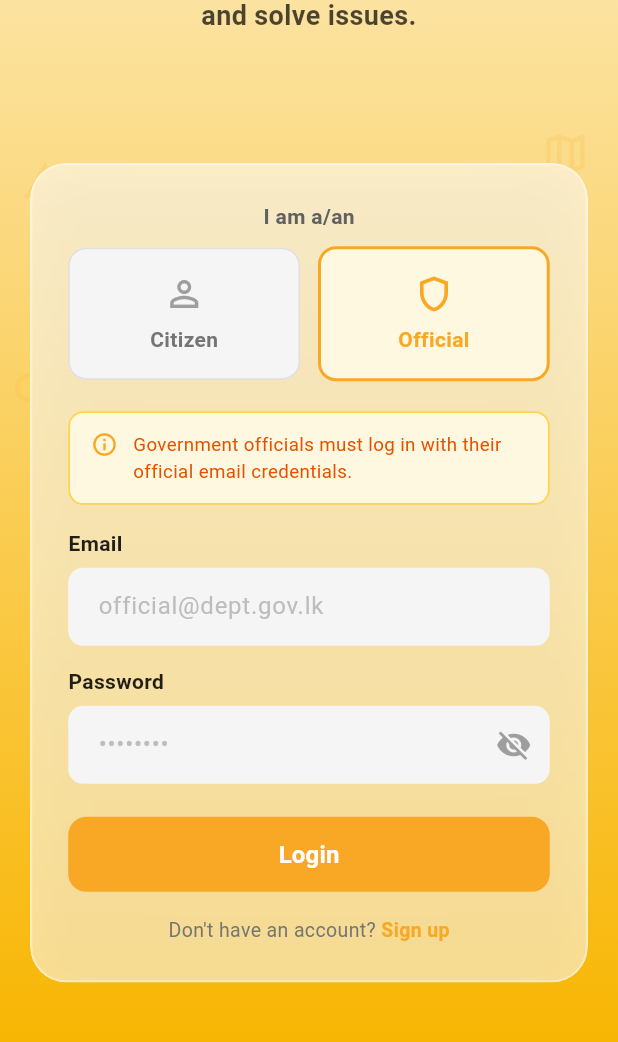
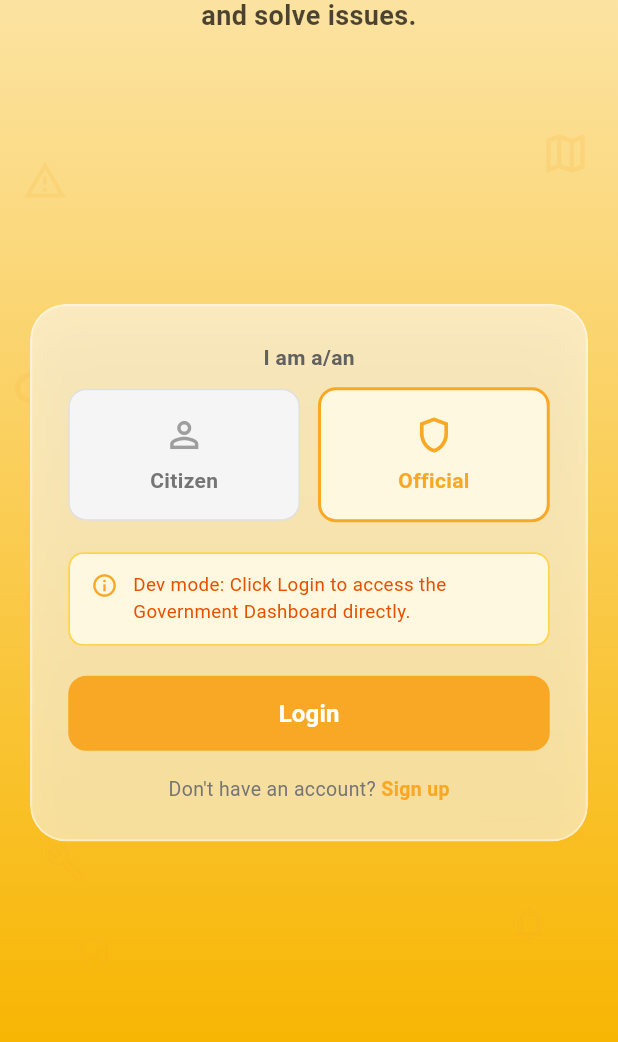
Before and after one commit to BinuraBimsara/SDGP-Project-V2, a Flutter app: the LoginPage screen opened directly, after a tap on "Official", on a phone screen of 412 x 824 dp, the part 172-1214 px from its top. Run offline on Flutter 3.47's test engine with Material 3 defaults, Android fonts, the phone set to English and light mode, and no system bars; our stand-ins replace cloud_firestore, firebase_auth, firebase_core, firebase_storage, google_sign_in, image_picker; accounts and stored records are empty.

```diff
--- a/frontend/lib/features/auth/presentation/pages/login_page.dart
+++ b/frontend/lib/features/auth/presentation/pages/login_page.dart
@@ -3,6 +3,7 @@ import 'package:flutter/material.dart';
 import 'package:spotit/features/auth/data/services/auth_service.dart';
 import 'package:spotit/features/auth/presentation/pages/signup_dialog.dart';
 import 'package:spotit/features/home/presentation/pages/home_controller_page.dart';
+import 'package:spotit/features/gov_dashboard/presentation/pages/gov_home_controller_page.dart';
 
 /// Roles supported by the login page.
 enum UserRole { citizen, official }
@@ -66,32 +67,14 @@ class _LoginPageState extends State<LoginPage> {
     }
   }
 
-  /// Official email/password sign-in → navigate to home.
+  /// Official email/password sign-in → navigate to gov dashboard.
+  /// DEV BYPASS: Skips auth validation and goes straight to gov dashboard.
   Future<void> _handleOfficialSignIn() async {
-    if (!_formKey.currentState!.validate()) return;
-    setState(() => _isLoading = true);
-    try {
-      await AuthService().signInOfficial(
-        email: _emailController.text,
-        password: _passwordController.text,
-      );
-      if (!mounted) return;
-      Navigator.pushReplacement(
-        context,
-        MaterialPageRoute(builder: (_) => const HomeControllerPage()),
-      );
-    } catch (e) {
-      if (!mounted) return;
-      ScaffoldMessenger.of(context).showSnackBar(
-        SnackBar(
-          content: Text('Sign-in failed: ${e.toString()}'),
-          backgroundColor: Colors.redAccent,
-          behavior: SnackBarBehavior.floating,
-        ),
-      );
-    } finally {
-      if (mounted) setState(() => _isLoading = false);
-    }
+    if (!mounted) return;
+    Navigator.pushReplacement(
+      context,
+      MaterialPageRoute(builder: (_) => const GovHomeControllerPage()),
+    );
   }
 
   // ─── Build ───────────────────────────────────────────────
@@ -403,7 +386,7 @@ class _LoginPageState extends State<LoginPage> {
     );
   }
 
-  // ─── Official Section (email/password) ────────────────────
+  // ─── Official Section (dev bypass - direct login) ──────
 
   Widget _buildOfficialSection() {
     return Column(
@@ -411,21 +394,7 @@ class _LoginPageState extends State<LoginPage> {
       crossAxisAlignment: CrossAxisAlignment.stretch,
       children: [
         _buildOfficialInfoBanner(),
-        const SizedBox(height: 16),
-
-        // ── Email Field ──
-        _buildLabel('Email'),
-        const SizedBox(height: 6),
-        _buildEmailField(),
-        const SizedBox(height: 14),
-
-        // ── Password Field ──
-        _buildLabel('Password'),
-        const SizedBox(height: 6),
-        _buildPasswordField(),
-        const SizedBox(height: 22),
-
-        // ── Sign In Button ──
+        const SizedBox(height: 20),
         _buildSignInButton(),
         const SizedBox(height: 16),
         _buildSignUpLink(),
@@ -527,7 +496,7 @@ class _LoginPageState extends State<LoginPage> {
           const SizedBox(width: 10),
           Expanded(
             child: Text(
-              'Government officials must log in with their official email credentials.',
+              'Dev mode: Click Login to access the Government Dashboard directly.',
               style: TextStyle(
                 fontSize: 12.5,
                 color: Colors.orange[900],
```
